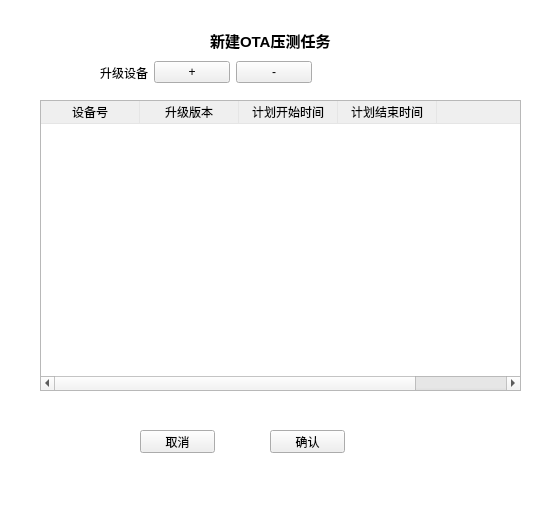
Before: the Qt Designer form qt/functions/presure/createTask.ui in liangfutang/py-modules, drawn with Qt 5.
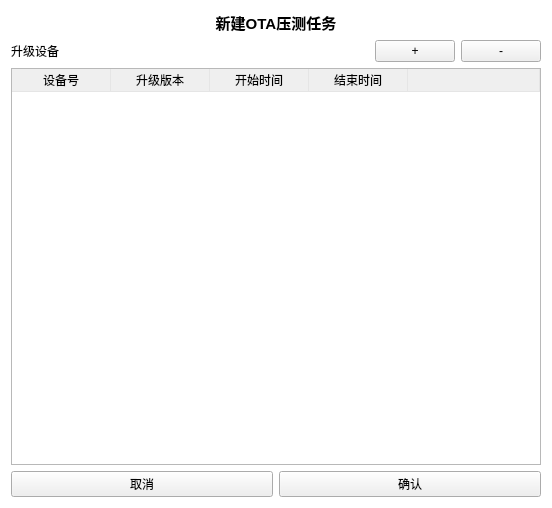
After: the same form once the commit is applied.

Commit message: 1. 添加新增窗口

The edit to the form file:
```diff
--- a/qt/functions/presure/createTask.ui
+++ b/qt/functions/presure/createTask.ui
@@ -18,15 +18,9 @@
 	background-color: rgb(255, 255, 255);
 }</string>
   </property>
+  <layout class="QVBoxLayout" name="verticalLayout">
+   <item>
   <widget class="QLabel" name="label">
-   <property name="geometry">
-    <rect>
-     <x>210</x>
-     <y>20</y>
-     <width>131</width>
-     <height>41</height>
-    </rect>
-   </property>
    <property name="font">
     <font>
      <pointsize>11</pointsize>
@@ -34,19 +28,57 @@
      <bold>true</bold>
     </font>
    </property>
+     <property name="layoutDirection">
+      <enum>Qt::LeftToRight</enum>
+     </property>
    <property name="text">
     <string>新建OTA压测任务</string>
    </property>
-  </widget>
-  <widget class="QTableWidget" name="deviceVersions">
-   <property name="geometry">
-    <rect>
-     <x>40</x>
-     <y>100</y>
-     <width>481</width>
-     <height>291</height>
-    </rect>
-   </property>
+     <property name="alignment">
+      <set>Qt::AlignCenter</set>
+     </property>
+    </widget>
+   </item>
+   <item>
+    <layout class="QHBoxLayout" name="horizontalLayout">
+     <item>
+      <widget class="QLabel" name="label_2">
+       <property name="text">
+        <string>升级设备</string>
+       </property>
+      </widget>
+     </item>
+     <item>
+      <spacer name="horizontalSpacer">
+       <property name="orientation">
+        <enum>Qt::Horizontal</enum>
+       </property>
+       <property name="sizeHint" stdset="0">
+        <size>
+         <width>40</width>
+         <height>20</height>
+        </size>
+       </property>
+      </spacer>
+     </item>
+     <item>
+      <widget class="QPushButton" name="addOne">
+       <property name="text">
+        <string>+</string>
+       </property>
+      </widget>
+     </item>
+     <item>
+      <widget class="QPushButton" name="plusOne">
+       <property name="text">
+        <string>-</string>
+       </property>
+      </widget>
+     </item>
+    </layout>
+   </item>
+   <item>
+    <widget class="QTableWidget" name="newConnectForm">
    <property name="styleSheet">
     <string notr="true">QHeaderView::section {
 	border-top:0px solid #E5E5E5;
@@ -91,12 +123,12 @@
    </column>
    <column>
     <property name="text">
-     <string>计划开始时间</string>
+       <string>开始时间</string>
     </property>
    </column>
    <column>
     <property name="text">
-     <string>计划结束时间</string>
+       <string>结束时间</string>
     </property>
    </column>
    <column>
@@ -105,65 +137,26 @@
     </property>
    </column>
   </widget>
-  <widget class="QPushButton" name="pushButton">
-   <property name="geometry">
-    <rect>
-     <x>140</x>
-     <y>430</y>
-     <width>75</width>
-     <height>23</height>
-    </rect>
-   </property>
+   </item>
+   <item>
+    <layout class="QHBoxLayout" name="horizontalLayout_2">
+     <item>
+      <widget class="QPushButton" name="cancalNewConnectBtn">
    <property name="text">
     <string>取消</string>
    </property>
   </widget>
-  <widget class="QPushButton" name="pushButton_2">
-   <property name="geometry">
-    <rect>
-     <x>270</x>
-     <y>430</y>
-     <width>75</width>
-     <height>23</height>
-    </rect>
-   </property>
+     </item>
+     <item>
+      <widget class="QPushButton" name="confirmNewConnectBtn">
    <property name="text">
     <string>确认</string>
    </property>
   </widget>
-  <widget class="QWidget" name="">
-   <property name="geometry">
-    <rect>
-     <x>100</x>
-     <y>60</y>
-     <width>212</width>
-     <height>25</height>
-    </rect>
-   </property>
-   <layout class="QHBoxLayout" name="horizontalLayout">
-    <item>
-     <widget class="QLabel" name="label_2">
-      <property name="text">
-       <string>升级设备</string>
-      </property>
-     </widget>
-    </item>
-    <item>
-     <widget class="QPushButton" name="addOne">
-      <property name="text">
-       <string>+</string>
-      </property>
-     </widget>
-    </item>
-    <item>
-     <widget class="QPushButton" name="plusOne">
-      <property name="text">
-       <string>-</string>
-      </property>
-     </widget>
-    </item>
-   </layout>
-  </widget>
+     </item>
+    </layout>
+   </item>
+  </layout>
  </widget>
  <resources/>
  <connections/>
```
Lines whose indentation alone changed are shown as unchanged. The commit also changes 3 other files.
